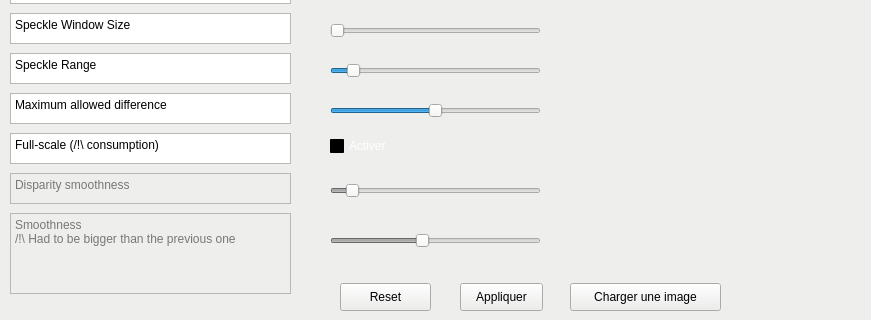
K1ntus/Projet-Technologique-L3, file disparity.ui: the form before one commit; both pictures show x 0 to 871 and y 207 to 527 of the 1214 by 527 pixel window.
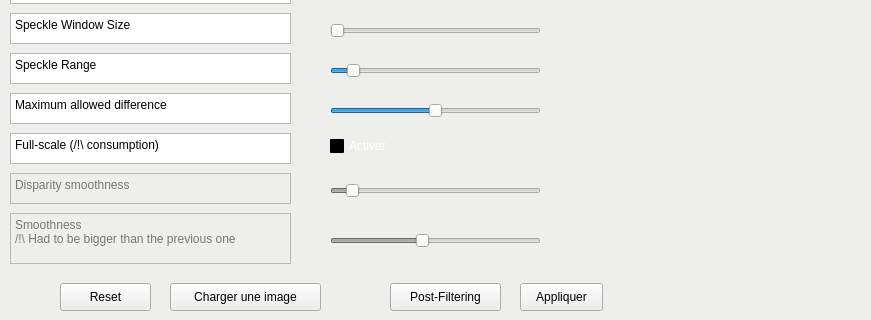
The form after the commit.

The edit to the form file:
```diff
--- a/disparity.ui
+++ b/disparity.ui
@@ -573,7 +573,7 @@
      <x>10</x>
      <y>420</y>
      <width>281</width>
-     <height>81</height>
+     <height>51</height>
     </rect>
    </property>
    <property name="plainText">
@@ -792,7 +792,7 @@
   <widget class="QPushButton" name="apply">
    <property name="geometry">
     <rect>
-     <x>460</x>
+     <x>520</x>
      <y>490</y>
      <width>83</width>
      <height>28</height>
@@ -1246,7 +1246,7 @@
   <widget class="QPushButton" name="loadImage">
    <property name="geometry">
     <rect>
-     <x>570</x>
+     <x>170</x>
      <y>490</y>
      <width>151</width>
      <height>28</height>
@@ -1278,7 +1278,7 @@
   <widget class="QPushButton" name="reset_image">
    <property name="geometry">
     <rect>
-     <x>340</x>
+     <x>60</x>
      <y>490</y>
      <width>91</width>
      <height>28</height>
@@ -1288,6 +1288,19 @@
     <string>Reset</string>
    </property>
   </widget>
+  <widget class="QPushButton" name="post_filtering">
+   <property name="geometry">
+    <rect>
+     <x>390</x>
+     <y>490</y>
+     <width>111</width>
+     <height>28</height>
+    </rect>
+   </property>
+   <property name="text">
+    <string>Post-Filtering</string>
+   </property>
+  </widget>
  </widget>
  <resources/>
  <connections/>
```
